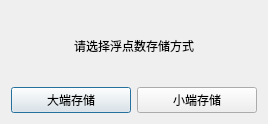
First picture: the form in endianness.ui, repository LysanderT/Modbus-Client-App, before the edit.
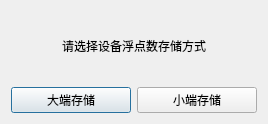
Second picture: the form after the edit.

```diff
--- a/endianness.ui
+++ b/endianness.ui
@@ -11,20 +11,20 @@
    </rect>
   </property>
   <property name="windowTitle">
-   <string>Dialog</string>
+   <string>存储方式</string>
   </property>
-  <layout class="QVBoxLayout" name="verticalLayout">
-   <item>
+  <layout class="QGridLayout" name="gridLayout">
+   <item row="0" column="0">
     <widget class="QLabel" name="label">
      <property name="text">
-      <string>请选择浮点数存储方式</string>
+      <string>请选择设备浮点数存储方式</string>
      </property>
      <property name="alignment">
       <set>Qt::AlignCenter</set>
      </property>
     </widget>
    </item>
-   <item>
+   <item row="1" column="0">
     <layout class="QHBoxLayout" name="horizontalLayout">
      <item>
       <widget class="QPushButton" name="bigButton">
```
